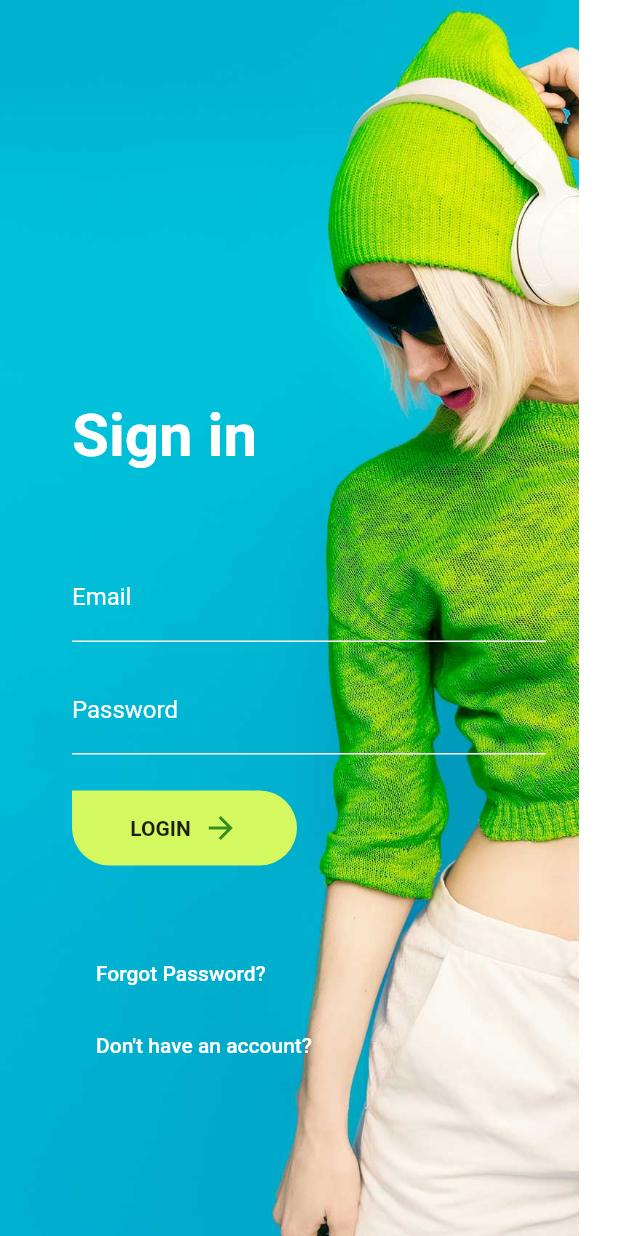
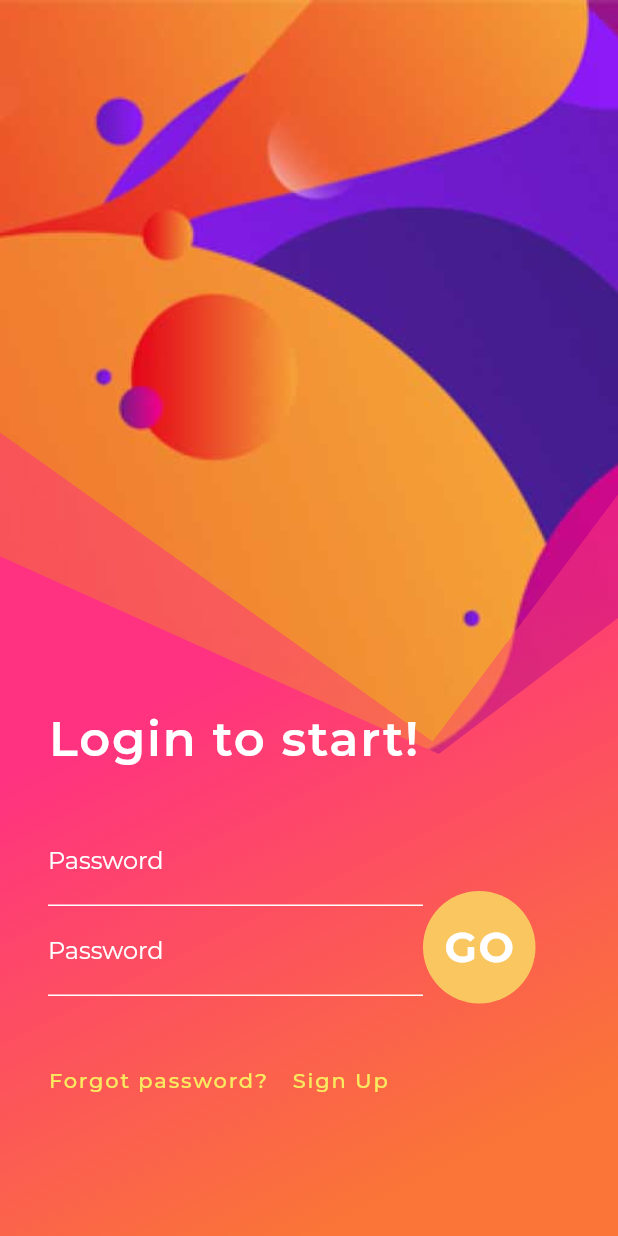
Before and after one commit to hyperionstudios/flutter_ui, a Flutter app: the screen it shows after launch, on a phone screen of 412 x 824 dp. Run offline on Flutter 3.47's test engine with Material 2 defaults, Android fonts, the phone set to English and light mode, and no system bars; our stand-ins replace font_awesome_flutter, google_fonts; project files that could hold a hidden picture were left out.

Commit message:
add registration 3

```diff
--- a/lib/main.dart
+++ b/lib/main.dart
@@ -6,6 +6,7 @@ import 'package:flutterui/profiles/profile4/profile4.dart';
 import 'package:flutterui/profiles/profile5/profile5.dart';
 import 'package:flutterui/registration/registration1.dart';
 import 'package:flutterui/registration/registration2.dart';
+import 'package:flutterui/registration/registration3.dart';
 
 import 'profiles/profile1/profile_1.dart';
 import 'profiles/profile2/profile2.dart';
@@ -24,7 +25,7 @@ class MyApp extends StatelessWidget {
       theme: ThemeData(
         primarySwatch: Colors.blue,
       ),
-      home: Registration2(),
+      home: Registration3(),
     );
   }
 }
--- /dev/null
+++ b/lib/registration/registration3.dart
@@ -0,0 +1,227 @@
+import 'package:flutter/material.dart';
+import 'package:google_fonts/google_fonts.dart';
+
+class Registration3 extends StatefulWidget {
+  @override
+  _Registration3State createState() => _Registration3State();
+}
+
+class _Registration3State extends State<Registration3> {
+  @override
+  Widget build(BuildContext context) {
+    return Theme(
+      data: ThemeData(
+        fontFamily: GoogleFonts.montserrat().fontFamily,
+      ),
+      child: Stack(
+        children: <Widget>[
+          Image.asset(
+            'assets/profiles/profile3bg.jpg',
+            fit: BoxFit.cover,
+            height: MediaQuery.of(context).size.height,
+          ),
+          Opacity(
+            opacity: 0.5,
+            child: CustomPaint(
+              painter: Background(
+                  leftPoint: 0.35,
+                  rightPoint: 0.4,
+                  midPoint1: 0.7,
+                  midPoint2: 0.6),
+              child: Container(),
+            ),
+          ),
+          CustomPaint(
+            painter: Background(
+              leftPoint: 0.45,
+              rightPoint: 0.5,
+              midPoint1: 0.71,
+              midPoint2: 0.61,
+            ),
+            child: Container(),
+          ),
+          Scaffold(
+            backgroundColor: Colors.transparent,
+            appBar: AppBar(
+              backgroundColor: Colors.transparent,
+              elevation: 0,
+            ),
+            body: Padding(
+              padding: const EdgeInsets.all(32),
+              child: Column(
+                crossAxisAlignment: CrossAxisAlignment.start,
+                mainAxisAlignment: MainAxisAlignment.end,
+                children: <Widget>[
+                  Text(
+                    'Login to start!',
+                    style: TextStyle(
+                      color: Colors.white,
+                      fontWeight: FontWeight.w600,
+                      fontSize: 32,
+                      letterSpacing: 1.2,
+                    ),
+                  ),
+                  SizedBox(height: 32,),
+                  _form(context),
+                  SizedBox(height: 32,),
+                  _actions(context),
+                  SizedBox(height: 48,),
+                ],
+              ),
+            ),
+          ),
+        ],
+      ),
+    );
+  }
+
+  Widget _form(BuildContext context) {
+    return Row(
+      mainAxisAlignment: MainAxisAlignment.start,
+      crossAxisAlignment: CrossAxisAlignment.start,
+      children: <Widget>[
+        Form(
+          child: Container(
+            width: 250,
+            child: Column(
+              children: <Widget>[
+                TextFormField(
+                  style: TextStyle(color: Colors.white),
+                  obscureText: true,
+                  decoration: InputDecoration(
+                    labelText: 'Password',
+                    hintText: 'Password',
+                    labelStyle: TextStyle(
+                      color: Colors.white,
+                    ),
+                    hintStyle: TextStyle(
+                      color: Colors.white,
+                    ),
+                    enabledBorder: UnderlineInputBorder(
+                        borderSide: BorderSide(color: Colors.white)),
+                    border: UnderlineInputBorder(
+                        borderSide: BorderSide(color: Colors.white)),
+                    focusColor: Colors.white,
+                  ),
+                ),
+                TextFormField(
+                  style: TextStyle(color: Colors.white),
+                  obscureText: true,
+                  decoration: InputDecoration(
+                    labelText: 'Password',
+                    hintText: 'Password',
+                    labelStyle: TextStyle(
+                      color: Colors.white,
+                    ),
+                    hintStyle: TextStyle(
+                      color: Colors.white,
+                    ),
+                    enabledBorder: UnderlineInputBorder(
+                        borderSide: BorderSide(color: Colors.white)),
+                    border: UnderlineInputBorder(
+                        borderSide: BorderSide(color: Colors.white)),
+                    focusColor: Colors.white,
+                  ),
+                ),
+              ],
+            ),
+          ),
+        ),
+        Transform.translate(
+          offset: Offset( 0 , 50 ),
+          child: InkWell(
+            child: Container(
+              width: 75,
+              height: 75,
+              decoration: BoxDecoration(
+                color: Color(0xFFF9C660),
+                shape: BoxShape.circle,
+              ),
+              child: Align(
+                alignment: Alignment.center,
+                child: Text(
+                  'GO',
+                  style: TextStyle(
+                    color: Colors.white,
+                    fontSize: 28,
+                    fontWeight: FontWeight.bold,
+                    letterSpacing: 1.1,
+                  ),
+                ),
+              ),
+            ),
+          ),
+        ),
+      ],
+    );
+  }
+
+  Color _buttonColor = Color(0xFFF9EA60);
+
+  Widget _actions(BuildContext context) {
+    return Row(
+      mainAxisAlignment: MainAxisAlignment.start,
+      crossAxisAlignment: CrossAxisAlignment.start,
+      children: <Widget>[
+        FlatButton(
+          padding: EdgeInsets.zero,
+          onPressed: () {},
+          child: Text(
+            'Forgot password?',
+            style: TextStyle(
+              color: _buttonColor,
+              letterSpacing: 1.2,
+            ),
+          ),
+        ),
+        FlatButton(
+          onPressed: () {},
+          child: Text(
+            'Sign Up',
+            style: TextStyle(
+              color: _buttonColor,
+              letterSpacing: 1.2,
+            ),
+          ),
+        ),
+      ],
+    );
+  }
+}
+
+class Background extends CustomPainter {
+  final double leftPoint;
+  final double rightPoint;
+  final double midPoint1, midPoint2;
+
+  Background({this.leftPoint, this.rightPoint, this.midPoint1, this.midPoint2});
+
+  @override
+  void paint(Canvas canvas, Size size) {
+    Rect rec = Rect.fromLTWH(0, 0, size.width, size.height);
+    Gradient gradient = LinearGradient(
+      begin: Alignment.topLeft,
+      end: Alignment.bottomRight,
+      colors: [
+        Color(0xFFFF3181),
+        Color(0xFFFA7537),
+      ],
+      stops: [0.5, 0.9],
+    );
+    Paint paint = Paint();
+    paint.shader = gradient.createShader(rec);
+    Path path = Path();
+
+    path.lineTo(0, size.height * leftPoint);
+    path.lineTo(0, size.height);
+    path.lineTo(size.width, size.height);
+    path.lineTo(size.width, size.height * rightPoint);
+    path.lineTo(size.width * midPoint1, size.height * midPoint2);
+    path.lineTo(0, size.height * leftPoint);
+    path.close();
+    canvas.drawPath(path, paint);
+  }
+
+  @override
+  bool shouldRepaint(CustomPainter oldDelegate) => false;
+}
```
